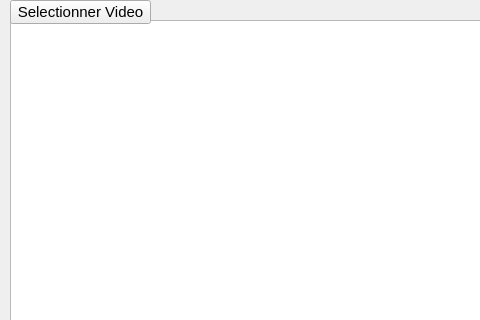
Sam-Depardieu/Labo-de-langue, file InterfaceEleve/interfacevideo.ui: the form before one commit; both pictures show x 0 to 480 and y 0 to 320 of the 800 by 480 pixel window.
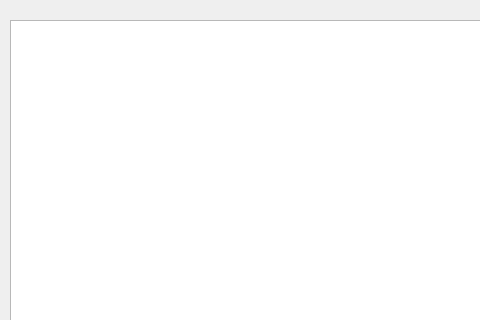
The form after the commit. Icons and pictures are not drawn.

Diff of the .ui file:
```diff
--- a/InterfaceEleve/interfacevideo.ui
+++ b/InterfaceEleve/interfacevideo.ui
@@ -65,24 +65,6 @@
     <string/>
    </property>
   </widget>
-  <widget class="QPushButton" name="pushButton_SelectVideo">
-   <property name="geometry">
-    <rect>
-     <x>10</x>
-     <y>0</y>
-     <width>141</width>
-     <height>24</height>
-    </rect>
-   </property>
-   <property name="font">
-    <font>
-     <pointsize>11</pointsize>
-    </font>
-   </property>
-   <property name="text">
-    <string>Selectionner Video</string>
-   </property>
-  </widget>
   <widget class="QSlider" name="horizontalSlider">
    <property name="geometry">
     <rect>
```
Left out of the diff: 5 changed lines with no effect on the pictures.
